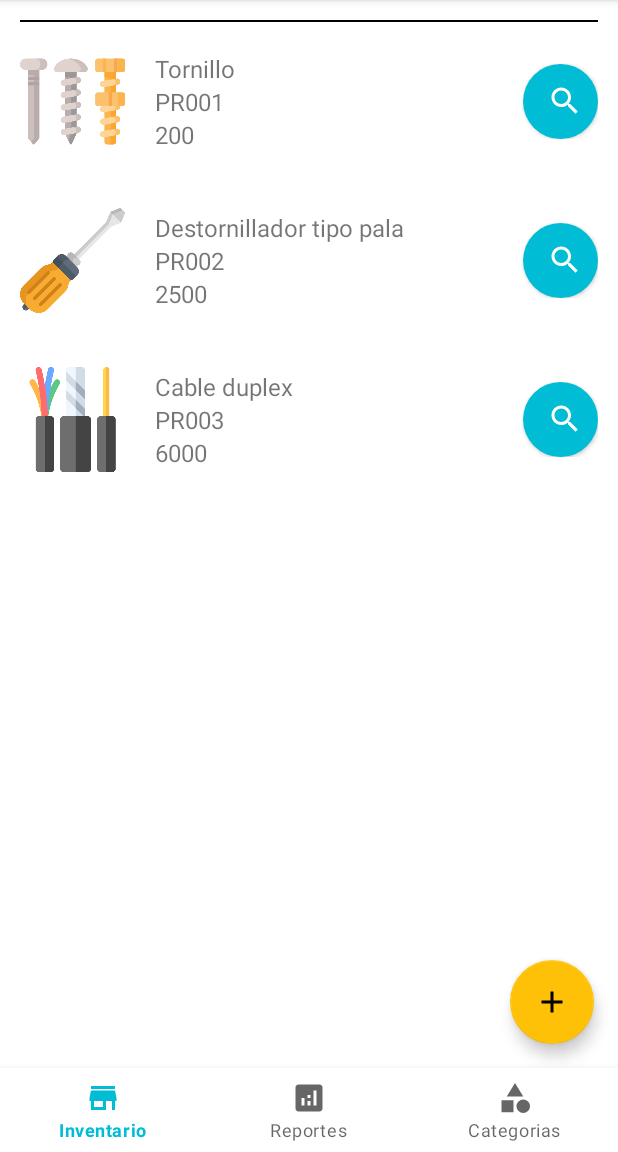
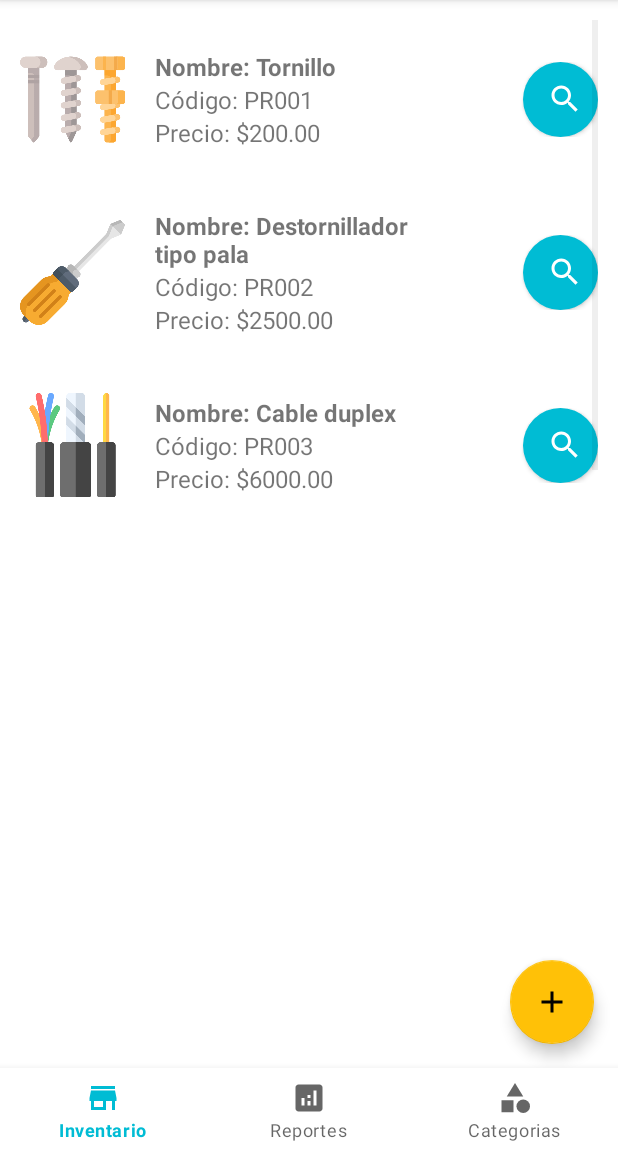
Before and after one commit to lucho0841/StorageApp, an Android app: the InventarioActivity screen opened directly, with no data from a screen before it, on a phone screen of 412 x 824 dp, the part 84-1236 px from its top. Run offline under Robolectric (Android 15) with nearby library versions, the phone set to English and light mode, and no system bars.

Commit message:
Implementacion activity_create_product con apertura floating action button.

```diff
--- a/app/src/main/java/com/example/storageapp/fragments/StorageFragment.java
+++ b/app/src/main/java/com/example/storageapp/fragments/StorageFragment.java
@@ -28,9 +28,9 @@ public class StorageFragment extends Fragment {
 
     @Override
     public void onCreate(Bundle savedInstanceState) {
-        productModels.add(new ProductModel(1, R.drawable.tornillo, "Tornillo", "PR001", "200"));
-        productModels.add(new ProductModel(2, R.drawable.destornillador, "Destornillador tipo pala", "PR002", "2500"));
-        productModels.add(new ProductModel(3, R.drawable.wiring, "Cable duplex", "PR003", "6000"));
+        productModels.add(new ProductModel(1, R.drawable.tornillo, "Tornillo", "PR001", "$200.00"));
+        productModels.add(new ProductModel(2, R.drawable.destornillador, "Destornillador tipo pala", "PR002", "$2500.00"));
+        productModels.add(new ProductModel(3, R.drawable.wiring, "Cable duplex", "PR003", "$6000.00"));
         super.onCreate(savedInstanceState);
 
     }
--- a/app/src/main/java/com/example/storageapp/model/CategoryModel.java
+++ b/app/src/main/java/com/example/storageapp/model/CategoryModel.java
@@ -2,11 +2,13 @@ package com.example.storageapp.model;
 
 public class CategoryModel {
 
+    int codigoId;
     String codigo;
     String nombre;
     String descripcion;
 
-    public CategoryModel(String codigo, String nombre, String descripcion) {
+    public CategoryModel(String codigo, String nombre, String descripcion, int codigoId) {
+        this.codigoId = codigoId;
         this.codigo = codigo;
         this.nombre = nombre;
         this.descripcion = descripcion;
--- a/app/src/main/java/com/example/storageapp/model/GridAdapter.java
+++ b/app/src/main/java/com/example/storageapp/model/GridAdapter.java
@@ -63,15 +63,10 @@ public class GridAdapter extends BaseAdapter implements Filterable {
         btnEditar = convertView.findViewById(R.id.btnEditProduct);
 
         imageProduct.setImageResource(filterProducts.get(position).getImage());
-        txtName.setText(filterProducts.get(position).getNombre());
-        txtCode.setText(filterProducts.get(position).getCodigo());
-        txtPrice.setText(filterProducts.get(position).getPrecio());
-        btnEditar.setOnClickListener(new View.OnClickListener() {
-            @Override
-            public void onClick(View view) {
-                Toast.makeText(context, "Aqui editaremos el producto " + filterProducts.get(position).getNombre() , Toast.LENGTH_LONG).show();
-            }
-        });
+        txtName.setText("Nombre: " + filterProducts.get(position).getNombre());
+        txtCode.setText("Código: " + filterProducts.get(position).getCodigo());
+        txtPrice.setText("Precio: " + filterProducts.get(position).getPrecio());
+        btnEditar.setOnClickListener(view -> Toast.makeText(context, "Aqui editaremos el producto " + filterProducts.get(position).getNombre() , Toast.LENGTH_LONG).show());
         return convertView;
     }
 
--- a/app/src/main/java/com/example/storageapp/views/InventarioActivity.java
+++ b/app/src/main/java/com/example/storageapp/views/InventarioActivity.java
@@ -1,6 +1,8 @@
 package com.example.storageapp.views;
 
+import android.content.Intent;
 import android.os.Bundle;
+import android.view.View;
 
 import androidx.appcompat.app.AppCompatActivity;
 import androidx.fragment.app.Fragment;
@@ -12,11 +14,13 @@ import com.example.storageapp.databinding.ActivityInventarioBinding;
 import com.example.storageapp.fragments.CategoriesFragment;
 import com.example.storageapp.fragments.ReportsFragment;
 import com.example.storageapp.fragments.StorageFragment;
+import com.google.android.material.floatingactionbutton.FloatingActionButton;
 
 
 public class InventarioActivity extends AppCompatActivity {
 
     private ActivityInventarioBinding binding;
+    FloatingActionButton fabOpenProduct;
 
 
     @Override
@@ -43,6 +47,16 @@ public class InventarioActivity extends AppCompatActivity {
             }
             return true;
         });
+
+        fabOpenProduct = (FloatingActionButton) findViewById(R.id.fab);
+
+        fabOpenProduct.setOnClickListener(new View.OnClickListener() {
+            @Override
+            public void onClick(View view) {
+                Intent intent = new Intent(InventarioActivity.this, CreateProductActivity.class);
+                startActivity(intent);
+            }
+        });
     }
 
     private void ReplaceFragment(Fragment fragment) {
--- a/app/src/main/res/layout/activity_create_product.xml
+++ b/app/src/main/res/layout/activity_create_product.xml
@@ -7,6 +7,8 @@
     android:layout_gravity="center"
     android:orientation="vertical"
     android:gravity="center">
+
+
 
     <EditText
 
@@ -49,7 +51,7 @@
             android:layout_height="wrap_content"
             android:text="Crear"
             android:layout_marginRight="5dp"
-            android:backgroundTint="@android:color/red"/>
+            android:backgroundTint="@color/red"/>
 
 
     </LinearLayout>
--- a/app/src/main/res/layout/fragment_storage.xml
+++ b/app/src/main/res/layout/fragment_storage.xml
@@ -7,13 +7,6 @@
     android:layout_margin="20px"
     android:orientation="vertical">
 
-    <LinearLayout
-        android:layout_width="fill_parent"
-        android:layout_height="1dp"
-        android:background="@color/black"
-        android:orientation="horizontal"
-        />
-
     <GridView
         android:layout_width="match_parent"
         android:layout_height="wrap_content"
--- a/app/src/main/res/layout/grid_item_inventarios.xml
+++ b/app/src/main/res/layout/grid_item_inventarios.xml
@@ -13,7 +13,7 @@
         android:layout_gravity="center"/>
 
     <LinearLayout
-        android:layout_width="wrap_content"
+        android:layout_width="200dp"
         android:layout_height="wrap_content"
         android:orientation="vertical"
         android:layout_margin="20dp">
@@ -23,7 +23,9 @@
             android:layout_width="wrap_content"
             android:layout_height="wrap_content"
             android:textSize="16dp"
-            android:text="Nombre producto"/>
+            android:textStyle="bold"
+            android:text="Nombre producto"
+            />
         <TextView
             android:id="@+id/txtCodeProduct"
             android:layout_width="wrap_content"
--- a/app/src/main/res/values/strings.xml
+++ b/app/src/main/res/values/strings.xml
@@ -5,6 +5,7 @@
     <string name="title_reports">Reportes</string>
     <string name="title_inventario">Inventario</string>
     <string name="title_categories">Categorias</string>
+    <string name="title_create_products">Crear un producto</string>
     <!-- TODO: Remove or change this placeholder text -->
     <string name="hello_blank_fragment">Hello blank fragment</string>
 </resources>
```
Also changed, not shown: app/src/main/AndroidManifest.xml (+6 -1 lines), app/src/main/java/com/example/storageapp/views/CreateProductActivity.java (+16 -0 lines).
